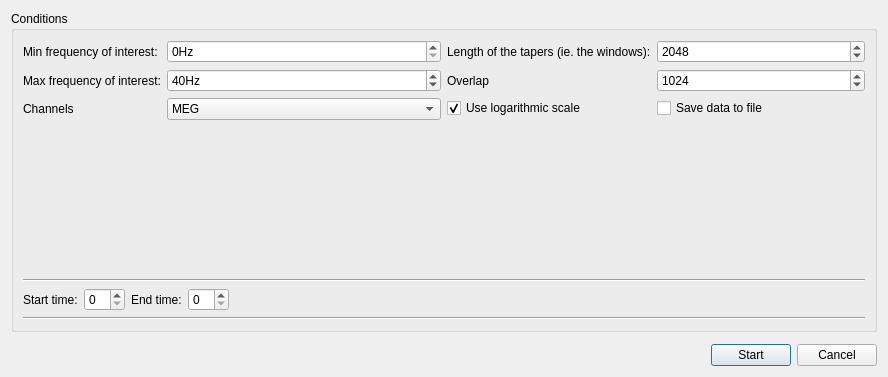
First picture: the form in qt4Designer_ui_files/powerSpectrumDialogUi.ui, repository cibr-jyu/meggie, before the edit.
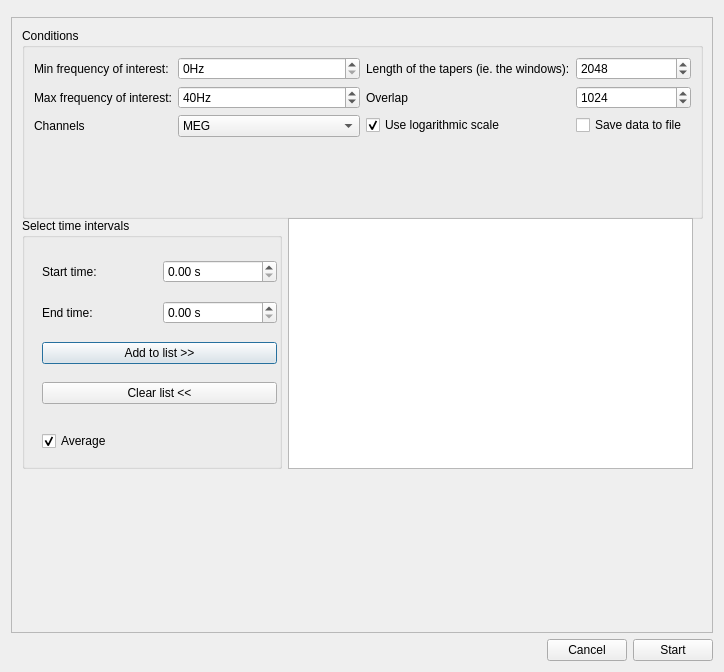
Second picture: the form after the edit.

Commit message: Add time intervals to power spectrum

```diff
--- a/qt4Designer_ui_files/powerSpectrumDialogUi.ui
+++ b/qt4Designer_ui_files/powerSpectrumDialogUi.ui
@@ -6,16 +6,43 @@
    <rect>
     <x>0</x>
     <y>0</y>
-    <width>888</width>
-    <height>377</height>
+    <width>724</width>
+    <height>672</height>
    </rect>
   </property>
   <property name="windowTitle">
    <string>Power spectrum</string>
   </property>
   <layout class="QGridLayout" name="gridLayout">
-   <item row="0" column="0">
+   <item row="1" column="0">
+    <widget class="QScrollArea" name="scrollArea">
+     <property name="widgetResizable">
+      <bool>true</bool>
+     </property>
+     <widget class="QWidget" name="scrollAreaWidgetContents">
+      <property name="geometry">
+       <rect>
+        <x>0</x>
+        <y>0</y>
+        <width>704</width>
+        <height>607</height>
+       </rect>
+      </property>
+      <property name="minimumSize">
+       <size>
+        <width>700</width>
+        <height>410</height>
+       </size>
+      </property>
     <widget class="QGroupBox" name="groupBoxConditions">
+       <property name="geometry">
+        <rect>
+         <x>10</x>
+         <y>10</y>
+         <width>681</width>
+         <height>191</height>
+        </rect>
+       </property>
      <property name="title">
       <string>Conditions</string>
      </property>
@@ -186,15 +213,47 @@
         </item>
        </layout>
       </item>
-      <item row="6" column="0">
-       <widget class="Line" name="line_2">
-        <property name="orientation">
-         <enum>Qt::Horizontal</enum>
-        </property>
-       </widget>
-      </item>
-      <item row="3" column="0">
-       <layout class="QHBoxLayout" name="horizontalLayout">
+       </layout>
+      </widget>
+      <widget class="QWidget" name="layoutWidget">
+       <property name="geometry">
+        <rect>
+         <x>10</x>
+         <y>200</y>
+         <width>671</width>
+         <height>251</height>
+        </rect>
+       </property>
+       <layout class="QHBoxLayout" name="horizontalLayout_3">
+        <item>
+         <widget class="QGroupBox" name="groupBoxIntervals">
+          <property name="sizePolicy">
+           <sizepolicy hsizetype="Expanding" vsizetype="Preferred">
+            <horstretch>0</horstretch>
+            <verstretch>0</verstretch>
+           </sizepolicy>
+          </property>
+          <property name="maximumSize">
+           <size>
+            <width>260</width>
+            <height>16777215</height>
+           </size>
+          </property>
+          <property name="title">
+           <string>Select time intervals</string>
+          </property>
+          <widget class="QWidget" name="verticalLayoutWidget">
+           <property name="geometry">
+            <rect>
+             <x>20</x>
+             <y>30</y>
+             <width>235</width>
+             <height>171</height>
+            </rect>
+           </property>
+           <layout class="QVBoxLayout" name="verticalLayout">
+            <item>
+             <layout class="QHBoxLayout" name="horizontalLayout_4">
         <item>
          <widget class="QLabel" name="labelTmin">
           <property name="text">
@@ -203,8 +262,19 @@
          </widget>
         </item>
         <item>
-         <widget class="QSpinBox" name="spinBoxTmin"/>
-        </item>
+               <widget class="QDoubleSpinBox" name="doubleSpinBoxTmin">
+                <property name="suffix">
+                 <string> s</string>
+                </property>
+                <property name="maximum">
+                 <double>1000000000.000000000000000</double>
+                </property>
+               </widget>
+              </item>
+             </layout>
+            </item>
+            <item>
+             <layout class="QHBoxLayout" name="horizontalLayout_6">
         <item>
          <widget class="QLabel" name="labelTmax">
           <property name="text">
@@ -213,34 +283,67 @@
          </widget>
         </item>
         <item>
-         <widget class="QSpinBox" name="spinBoxTmax"/>
-        </item>
+               <widget class="QDoubleSpinBox" name="doubleSpinBoxTmax">
+                <property name="suffix">
+                 <string> s</string>
+                </property>
+                <property name="maximum">
+                 <double>1000000000.000000000000000</double>
+                </property>
+               </widget>
+              </item>
+             </layout>
+            </item>
         <item>
-         <spacer name="horizontalSpacer">
-          <property name="orientation">
-           <enum>Qt::Horizontal</enum>
-          </property>
-          <property name="sizeHint" stdset="0">
-           <size>
-            <width>40</width>
-            <height>20</height>
-           </size>
-          </property>
-         </spacer>
-        </item>
-       </layout>
-      </item>
-      <item row="2" column="0">
-       <widget class="Line" name="line">
-        <property name="orientation">
-         <enum>Qt::Horizontal</enum>
+             <widget class="QPushButton" name="pushButtonAdd">
+              <property name="text">
+               <string>Add to list &gt;&gt;</string>
+              </property>
+             </widget>
+            </item>
+            <item>
+             <widget class="QPushButton" name="pushButtonClear">
+              <property name="text">
+               <string>Clear list &lt;&lt;</string>
+              </property>
+             </widget>
+            </item>
+           </layout>
+          </widget>
+          <widget class="QCheckBox" name="checkBoxAverage">
+           <property name="geometry">
+            <rect>
+             <x>20</x>
+             <y>210</y>
+             <width>94</width>
+             <height>26</height>
+            </rect>
+           </property>
+           <property name="text">
+            <string>Average</string>
+           </property>
+           <property name="checked">
+            <bool>true</bool>
+           </property>
+          </widget>
+         </widget>
+        </item>
+        <item>
+         <widget class="QListWidget" name="listWidgetIntervals">
+          <property name="sizePolicy">
+           <sizepolicy hsizetype="Expanding" vsizetype="Expanding">
+            <horstretch>0</horstretch>
+            <verstretch>0</verstretch>
+           </sizepolicy>
         </property>
        </widget>
       </item>
      </layout>
     </widget>
+     </widget>
+    </widget>
    </item>
-   <item row="1" column="0">
+   <item row="0" column="0">
     <widget class="QDialogButtonBox" name="buttonBox">
      <property name="orientation">
       <enum>Qt::Horizontal</enum>
@@ -268,17 +371,17 @@
      <item>
       <widget class="QPushButton" name="pushButtonReject">
        <property name="text">
-        <string>Start</string>
-       </property>
-      </widget>
-     </item>
-     <item>
-      <widget class="QPushButton" name="pushButtonAccept">
-       <property name="text">
         <string>Cancel</string>
        </property>
       </widget>
      </item>
+     <item>
+      <widget class="QPushButton" name="pushButtonAccept">
+       <property name="text">
+        <string>Start</string>
+       </property>
+      </widget>
+     </item>
     </layout>
    </item>
   </layout>
```
Left out of the diff: 17 changed lines with no effect on the pictures. Lines whose indentation alone changed are shown as unchanged. The commit also changes 7 other files.
